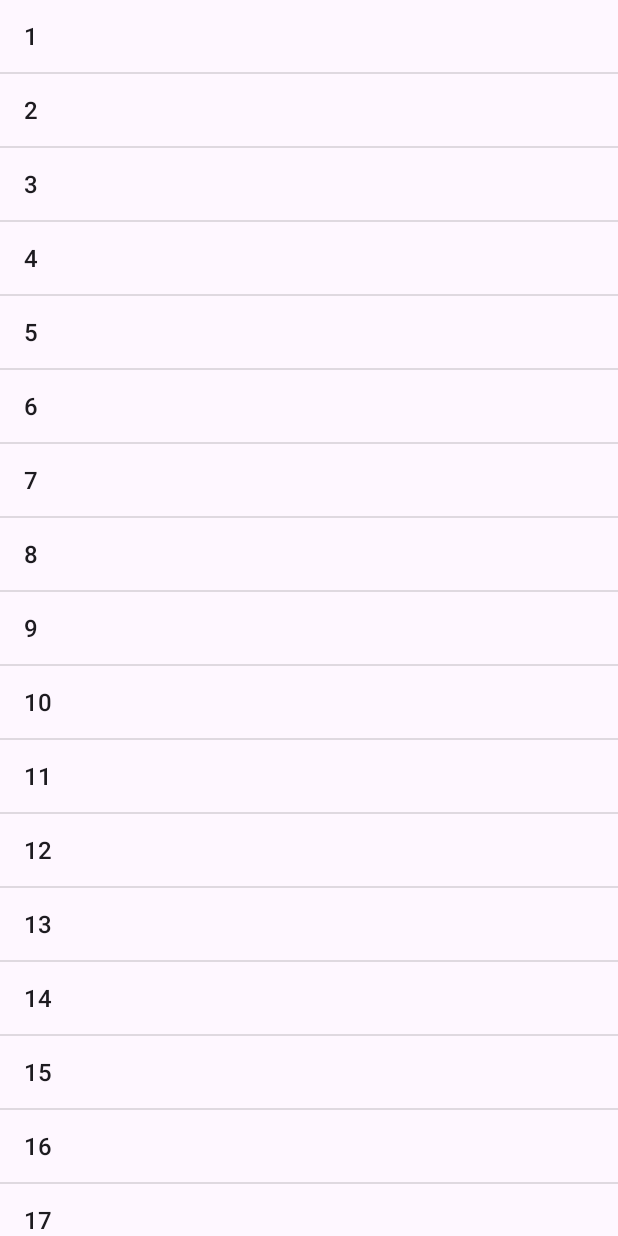
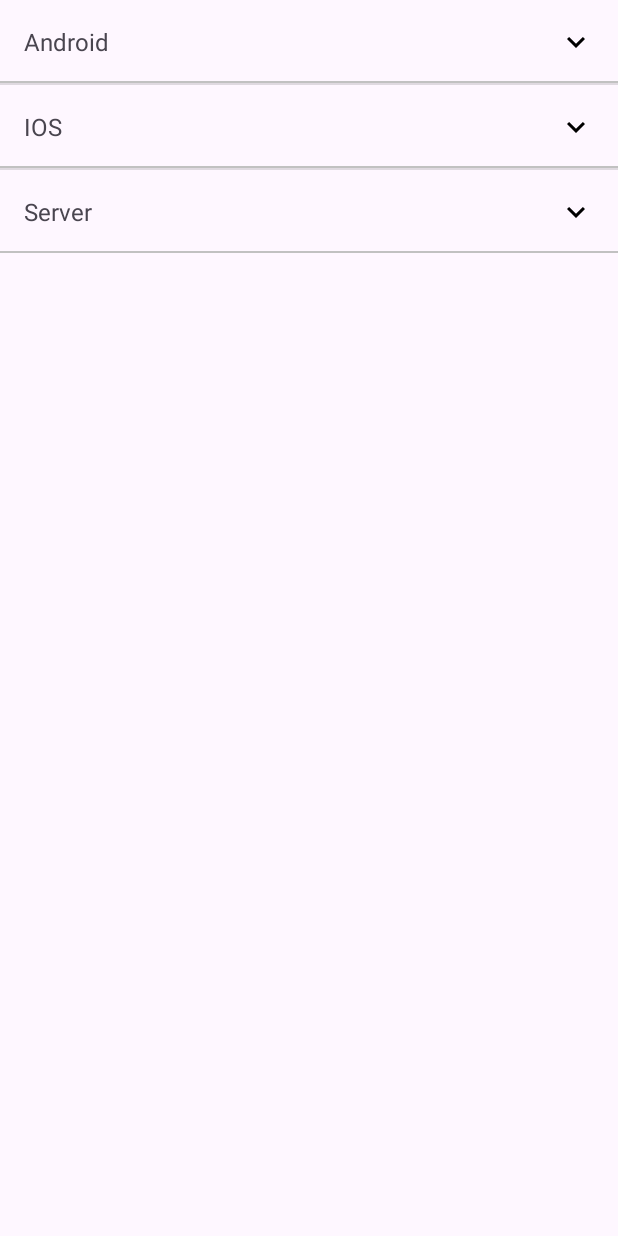
Before and after one commit to rmfgh2004/WidgetSampleApp, an Android app: the screen it shows after launch (MainActivity), on a phone screen of 412 x 824 dp. Run offline under Robolectric (Android 15) with nearby library versions, the phone set to English and light mode, and no system bars.

Commit message:
study expandableListView

```diff
--- /dev/null
+++ b/app/src/main/java/com/example/widgetsampleapp/ExpandableListAdapter.kt
@@ -0,0 +1,79 @@
+package com.example.widgetsampleapp
+
+import android.content.Context
+import android.view.LayoutInflater
+import android.view.View
+import android.view.ViewGroup
+import android.widget.BaseExpandableListAdapter
+import android.widget.ImageView
+import android.widget.TextView
+
+data class MenuTitle(val title: String, val index: Int)
+
+data class MenuSpecific(val title: String, val detail: String?, val from: Int, val img: Int?)
+
+class ExpandableListAdapter(
+    private val context: Context,
+    private val parents: MutableList<MenuTitle>,
+    private val childList: MutableList<MutableList<MenuSpecific>>
+) : BaseExpandableListAdapter() {
+
+    override fun getGroupCount() = parents.size
+
+    override fun getChildrenCount(groupPosition: Int) = childList[groupPosition].size
+
+    override fun getGroup(groupPosition: Int) = parents[groupPosition]
+
+    override fun getChild(groupPosition: Int, childPosition: Int) = childList[groupPosition][childPosition]
+
+    override fun getGroupId(groupPosition: Int) = groupPosition.toLong()
+
+    override fun getChildId(groupPosition: Int, childPosition: Int) = childPosition.toLong()
+
+    override fun hasStableIds() = false
+
+    override fun getGroupView(
+        groupPosition: Int,
+        isExpanded: Boolean,
+        convertView: View?,
+        parent: ViewGroup?
+    ): View {
+        val view = LayoutInflater.from(context).inflate(R.layout.item_menu_title, parent, false)
+        view.findViewById<TextView>(R.id.tv_title).text = parents[groupPosition].title
+        setArrow(view, isExpanded)
+
+        return view
+    }
+
+    override fun getChildView(
+        groupPosition: Int,
+        childPosition: Int,
+        isLastChild: Boolean,
+        convertView: View?,
+        parent: ViewGroup?
+    ): View {
+        val view = LayoutInflater.from(context).inflate(R.layout.item_menu_child, parent, false)
+        val item = childList[groupPosition][childPosition] as MenuSpecific
+
+        view.findViewById<TextView>(R.id.tv_title).text = item.title
+        view.findViewById<TextView>(R.id.tv_detail).text = item.detail
+        view.findViewById<TextView>(R.id.tv_num).text = item.from.toString()
+        if (item.img == null) {
+            view.findViewById<ImageView>(R.id.iv_child).visibility = View.GONE
+        } else {
+            view.findViewById<ImageView>(R.id.iv_child).setImageResource(item.img)
+        }
+
+        return view
+    }
+
+    override fun isChildSelectable(groupPosition: Int, childPosition: Int) = true
+
+    private fun setArrow(view: View, isExpanded: Boolean) {
+        if (isExpanded) {
+            view.findViewById<ImageView>(R.id.iv_expand).setImageResource(R.drawable.baseline_arrow_upward_24)
+        } else {
+            view.findViewById<ImageView>(R.id.iv_expand).setImageResource(R.drawable.baseline_expand_more_24)
+        }
+    }
+}
--- a/app/src/main/java/com/example/widgetsampleapp/MainActivity.kt
+++ b/app/src/main/java/com/example/widgetsampleapp/MainActivity.kt
@@ -1,9 +1,11 @@
 package com.example.widgetsampleapp
 
 import android.os.Bundle
+import android.view.View
 import android.widget.ArrayAdapter
 import android.widget.AutoCompleteTextView
 import android.widget.Button
+import android.widget.ExpandableListView
 import android.widget.ListView
 import android.widget.NumberPicker
 import android.widget.Spinner
@@ -18,14 +20,14 @@ class MainActivity : AppCompatActivity() {
     override fun onCreate(savedInstanceState: Bundle?) {
         super.onCreate(savedInstanceState)
         enableEdgeToEdge()
-        setContentView(R.layout.widget_list_view)
+        setContentView(R.layout.widget_expandable_list_view)
         ViewCompat.setOnApplyWindowInsetsListener(findViewById(R.id.main)) { v, insets ->
             val systemBars = insets.getInsets(WindowInsetsCompat.Type.systemBars())
             v.setPadding(systemBars.left, systemBars.top, systemBars.right, systemBars.bottom)
             insets
         }
 
-        setListViewWidget()
+        setExpandableListViewWidget()
 
     }
 
@@ -83,4 +85,66 @@ class MainActivity : AppCompatActivity() {
         recyclerView.layoutManager = LinearLayoutManager(this)
         recyclerView.adapter = sampleAdapter
     }
+
+    private fun setExpandableListViewWidget() {
+        val parentList = mutableListOf<MenuTitle>(
+            MenuTitle("Android", 0),
+            MenuTitle("IOS", 1),
+            MenuTitle("Server", 2),
+        )
+        val childList = mutableListOf<MutableList<MenuSpecific>>(
+            mutableListOf(
+                MenuSpecific("Kotlin", "use count", 20, R.drawable.ic_launcher_foreground),
+                MenuSpecific("Java", "use count", 16, R.drawable.ic_launcher_foreground),
+                MenuSpecific("Flutter", "use count", 20, R.drawable.ic_launcher_foreground),
+            ),
+            mutableListOf(
+                MenuSpecific("Swift", "use count", 20, null),
+                MenuSpecific("Object-C", "use count", 16, null),
+                MenuSpecific("Flutter", "use count", 20, null),
+            ),
+            mutableListOf(
+                MenuSpecific("Java", "use count", 16, R.drawable.ic_launcher_foreground),
+            )
+        )
+
+        val adapter = ExpandableListAdapter(this, parentList, childList)
+        val expandableListView : ExpandableListView = findViewById(R.id.expandableListView)
+        expandableListView.setAdapter(adapter)
+        expandableListView.setOnGroupClickListener { parent, v, groupPosition, id ->
+            setListViewHeight(parent, groupPosition)
+            false
+        }
+    }
+
+    private fun setListViewHeight(listView: ExpandableListView, group: Int) {
+        val listAdapter = listView.expandableListAdapter as ExpandableListAdapter
+        var totalHeight = 0
+        val desiredWidth: Int = View.MeasureSpec.makeMeasureSpec(
+            listView.width,
+            View.MeasureSpec.EXACTLY
+        )
+
+        for (i in 0 until listAdapter.groupCount) {
+            val groupItem: View = listAdapter.getGroupView(i, false, null, listView)
+            groupItem.measure(desiredWidth, View.MeasureSpec.UNSPECIFIED)
+            totalHeight += groupItem.measuredHeight
+
+            if(listView.isGroupExpanded(i) && i != group || !listView.isGroupExpanded(i) && i == group) {
+                for (j in 0 until listAdapter.getChildrenCount(i)) {
+                    val listItem: View = listAdapter.getChildView(i, j, false, null, listView)
+                    listItem.measure(desiredWidth, View.MeasureSpec.UNSPECIFIED)
+                    totalHeight += listItem.measuredHeight
+                }
+            }
+            val params = listView.layoutParams
+            var height = (totalHeight + listView.dividerHeight * (listAdapter.groupCount - 1))
+            if (height < 10) {
+                height = 200
+            }
+            params.height = height
+            listView.layoutParams = params
+            listView.requestLayout()
+        }
+    }
 }
--- /dev/null
+++ b/app/src/main/res/drawable/baseline_arrow_upward_24.xml
@@ -0,0 +1,5 @@
+<vector xmlns:android="http://schemas.android.com/apk/res/android" android:height="24dp" android:tint="#000000" android:viewportHeight="24" android:viewportWidth="24" android:width="24dp">
+
+    <path android:fillColor="@android:color/white" android:pathData="M4,12l1.41,1.41L11,7.83V20h2V7.83l5.58,5.59L20,12l-8,-8 -8,8z"/>
+
+</vector>
--- /dev/null
+++ b/app/src/main/res/drawable/baseline_expand_more_24.xml
@@ -0,0 +1,5 @@
+<vector xmlns:android="http://schemas.android.com/apk/res/android" android:height="24dp" android:tint="#000000" android:viewportHeight="24" android:viewportWidth="24" android:width="24dp">
+
+    <path android:fillColor="@android:color/white" android:pathData="M16.59,8.59L12,13.17 7.41,8.59 6,10l6,6 6,-6z"/>
+
+</vector>
--- /dev/null
+++ b/app/src/main/res/layout/item_menu_title.xml
@@ -0,0 +1,38 @@
+<?xml version="1.0" encoding="utf-8"?>
+<androidx.constraintlayout.widget.ConstraintLayout xmlns:android="http://schemas.android.com/apk/res/android"
+    xmlns:app="http://schemas.android.com/apk/res-auto"
+    android:layout_width="match_parent"
+    android:layout_height="wrap_content">
+
+    <TextView
+        android:id="@+id/tv_title"
+        android:layout_width="wrap_content"
+        android:layout_height="wrap_content"
+        android:layout_margin="16dp"
+        android:text="skill stack"
+        android:textSize="16sp"
+        app:layout_constraintBottom_toBottomOf="parent"
+        app:layout_constraintStart_toStartOf="parent"
+        app:layout_constraintTop_toTopOf="parent" />
+
+    <ImageView
+        android:id="@+id/iv_expand"
+        android:layout_width="wrap_content"
+        android:layout_height="wrap_content"
+        android:layout_marginEnd="16dp"
+        android:src="@drawable/baseline_expand_more_24"
+        app:layout_constraintBottom_toBottomOf="parent"
+        app:layout_constraintEnd_toEndOf="parent"
+        app:layout_constraintTop_toTopOf="parent" />
+
+    <View
+        android:id="@+id/v_line"
+        android:layout_width="0dp"
+        android:layout_height="1dp"
+        android:layout_marginTop="15dp"
+        android:background="#C1C1C1"
+        app:layout_constraintEnd_toEndOf="parent"
+        app:layout_constraintStart_toStartOf="parent"
+        app:layout_constraintTop_toBottomOf="@id/tv_title" />
+
+</androidx.constraintlayout.widget.ConstraintLayout>
--- /dev/null
+++ b/app/src/main/res/layout/widget_expandable_list_view.xml
@@ -0,0 +1,16 @@
+<?xml version="1.0" encoding="utf-8"?>
+<androidx.constraintlayout.widget.ConstraintLayout xmlns:android="http://schemas.android.com/apk/res/android"
+    android:id="@+id/main"
+    xmlns:app="http://schemas.android.com/apk/res-auto"
+    android:layout_width="match_parent"
+    android:layout_height="match_parent">
+
+    <ExpandableListView
+        android:id="@+id/expandableListView"
+        android:layout_width="match_parent"
+        android:layout_height="wrap_content"
+        android:groupIndicator="@null"
+        android:nestedScrollingEnabled="true"
+        app:layout_constraintTop_toTopOf="parent" />
+
+</androidx.constraintlayout.widget.ConstraintLayout>
```
Also changed, not shown: app/src/main/res/layout/item_menu_child.xml (added, +70 -0 lines).
